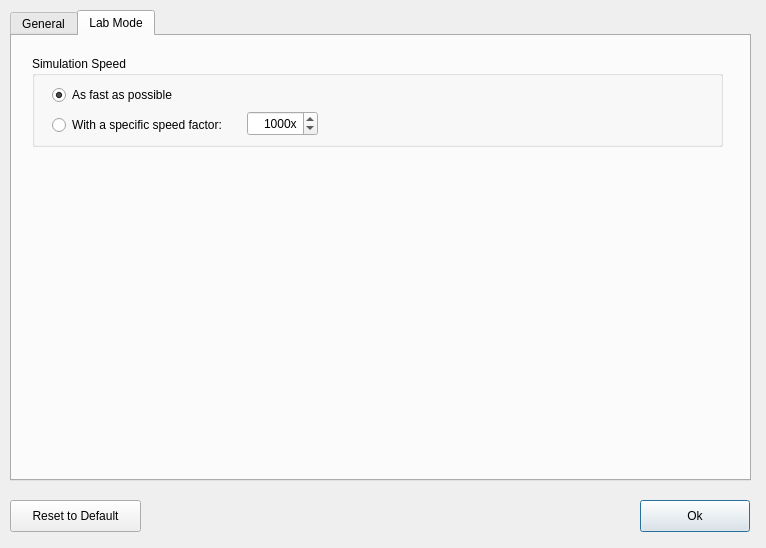
swiss-seismological-service/hermes, file ramsis/ui/views/appsettingswindow.ui: the form before one commit.
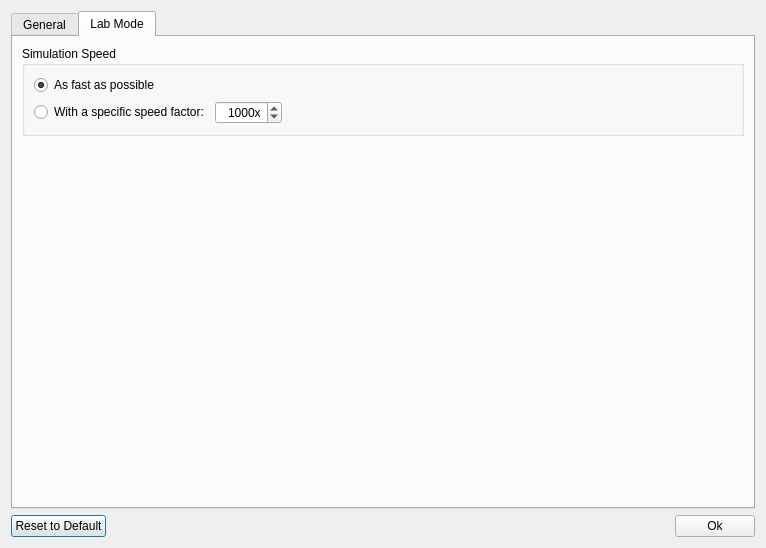
The form after the commit. The open tabs and pages were chosen to show the change.

The edit to the form file:
```diff
--- a/ramsis/ui/views/appsettingswindow.ui
+++ b/ramsis/ui/views/appsettingswindow.ui
@@ -25,15 +25,9 @@
   <property name="windowTitle">
    <string>RAMSIS Configuration</string>
   </property>
+  <layout class="QVBoxLayout" name="verticalLayout">
+   <item>
   <widget class="QTabWidget" name="settingsTabs">
-   <property name="geometry">
-    <rect>
-     <x>10</x>
-     <y>10</y>
-     <width>741</width>
-     <height>471</height>
-    </rect>
-   </property>
    <property name="tabShape">
     <enum>QTabWidget::Rounded</enum>
    </property>
@@ -84,46 +78,35 @@
     <attribute name="title">
      <string>Lab Mode</string>
     </attribute>
+      <layout class="QVBoxLayout" name="verticalLayout_2">
+       <item>
     <widget class="QGroupBox" name="groupBox">
-     <property name="geometry">
-      <rect>
-       <x>20</x>
-       <y>20</y>
-       <width>691</width>
-       <height>91</height>
-      </rect>
-     </property>
      <property name="title">
       <string>Simulation Speed</string>
      </property>
-     <widget class="QLabel" name="speedLabel">
-      <property name="geometry">
-       <rect>
-        <x>214</x>
-        <y>63</y>
-        <width>51</width>
-        <height>20</height>
-       </rect>
-      </property>
+         <layout class="QGridLayout" name="gridLayout_2">
+          <item row="0" column="0">
+           <widget class="QRadioButton" name="simulateAFAPRadioButton">
       <property name="text">
-       <string/>
-      </property>
-      <property name="alignment">
-       <set>Qt::AlignRight|Qt::AlignTrailing|Qt::AlignVCenter</set>
-      </property>
-     </widget>
+             <string>As fast as possible</string>
+            </property>
+            <property name="checked">
+             <bool>true</bool>
+            </property>
+           </widget>
+          </item>
+          <item row="1" column="0">
+           <widget class="QRadioButton" name="simuateAtSpeedFactorRadioButton">
+            <property name="text">
+             <string>With a specific speed factor:</string>
+            </property>
+           </widget>
+          </item>
+          <item row="1" column="1">
      <widget class="QSpinBox" name="speedBox">
       <property name="enabled">
        <bool>true</bool>
       </property>
-      <property name="geometry">
-       <rect>
-        <x>215</x>
-        <y>55</y>
-        <width>71</width>
-        <height>25</height>
-       </rect>
-      </property>
       <property name="alignment">
        <set>Qt::AlignRight|Qt::AlignTrailing|Qt::AlignVCenter</set>
       </property>
@@ -140,64 +123,72 @@
        <number>1000</number>
       </property>
      </widget>
-     <widget class="QRadioButton" name="simulateAFAPRadioButton">
-      <property name="geometry">
-       <rect>
-        <x>20</x>
-        <y>30</y>
-        <width>161</width>
-        <height>18</height>
-       </rect>
-      </property>
-      <property name="text">
-       <string>As fast as possible</string>
-      </property>
-      <property name="checked">
-       <bool>true</bool>
-      </property>
-     </widget>
-     <widget class="QRadioButton" name="simuateAtSpeedFactorRadioButton">
-      <property name="geometry">
-       <rect>
-        <x>20</x>
-        <y>60</y>
-        <width>191</width>
-        <height>18</height>
-       </rect>
-      </property>
-      <property name="text">
-       <string>With a specific speed factor:</string>
-      </property>
+          </item>
+          <item row="1" column="2">
+           <spacer name="horizontalSpacer_2">
+            <property name="orientation">
+             <enum>Qt::Horizontal</enum>
+            </property>
+            <property name="sizeHint" stdset="0">
+             <size>
+              <width>40</width>
+              <height>20</height>
+             </size>
+            </property>
+           </spacer>
+          </item>
+         </layout>
+        </widget>
+       </item>
+       <item>
+        <spacer name="verticalSpacer_2">
+         <property name="orientation">
+          <enum>Qt::Vertical</enum>
+         </property>
+         <property name="sizeHint" stdset="0">
+          <size>
+           <width>20</width>
+           <height>40</height>
+          </size>
+         </property>
+        </spacer>
+       </item>
+      </layout>
      </widget>
     </widget>
-   </widget>
-  </widget>
-  <widget class="QPushButton" name="okButton">
-   <property name="geometry">
-    <rect>
-     <x>640</x>
-     <y>500</y>
-     <width>110</width>
-     <height>32</height>
-    </rect>
-   </property>
-   <property name="text">
-    <string>Ok</string>
-   </property>
-  </widget>
+   </item>
+   <item>
+    <layout class="QHBoxLayout" name="horizontalLayout">
+     <item>
   <widget class="QPushButton" name="resetToDefaultButton">
-   <property name="geometry">
-    <rect>
-     <x>10</x>
-     <y>500</y>
-     <width>131</width>
-     <height>32</height>
-    </rect>
-   </property>
    <property name="text">
     <string>Reset to Default</string>
    </property>
   </widget>
+     </item>
+     <item>
+      <spacer name="horizontalSpacer">
+       <property name="orientation">
+        <enum>Qt::Horizontal</enum>
+       </property>
+       <property name="sizeHint" stdset="0">
+        <size>
+         <width>40</width>
+         <height>20</height>
+        </size>
+       </property>
+      </spacer>
+     </item>
+     <item>
+      <widget class="QPushButton" name="saveButton">
+       <property name="text">
+        <string>Ok</string>
+       </property>
+      </widget>
+     </item>
+    </layout>
+   </item>
+  </layout>
  </widget>
  <resources/>
  <connections/>
```
Left out of the diff: 43 changed lines with no effect on the pictures. Lines whose indentation alone changed are shown as unchanged.
